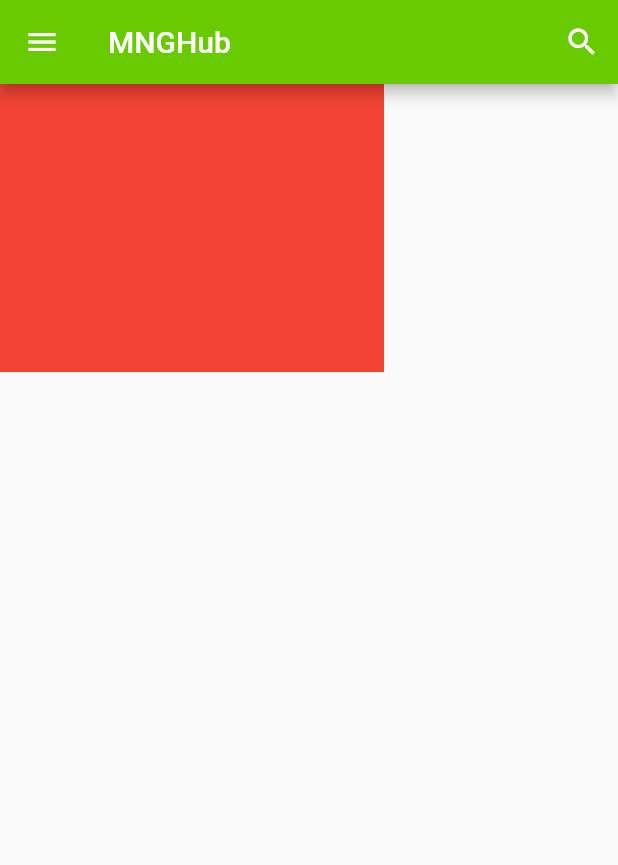
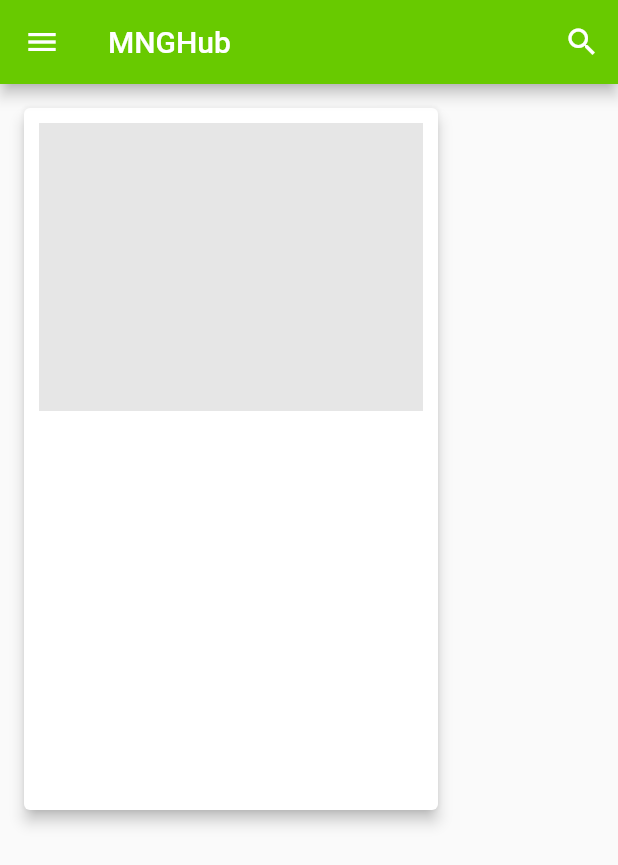
Before and after one commit to satochibi/mng_draw, a Flutter app: the screen it shows after launch, on a phone screen of 412 x 824 dp. Shown: the top 865 px of the screen. Run offline on Flutter 3.47's test engine with Material 2 defaults, Android fonts, the phone set to English and light mode, and no system bars.

Commit message:
artboardのパラメータをいじる、sample_screenでテスト

```diff
--- a/lib/art_board.dart
+++ b/lib/art_board.dart
@@ -9,7 +9,30 @@ import 'package:mng_draw/strokes_model.dart';
 import 'package:mng_draw/fake_device_pixel_ratio_widget.dart';
 
 class ArtBoard extends StatelessWidget {
-  const ArtBoard({Key? key}) : super(key: key);
+  double height;
+  double width;
+  final double aspectRatioW;
+  final double aspectRatioH;
+  final bool isDrawable;
+
+  ArtBoard(
+      {Key? key,
+      this.width = double.infinity,
+      this.height = double.infinity,
+      required this.aspectRatioW,
+      required this.aspectRatioH,
+      required this.isDrawable})
+      : super(key: key) {
+    if (width == double.infinity) {
+      if (height != double.infinity) {
+        width = aspectRatioW * (height / aspectRatioH);
+      }
+    } else if (height == double.infinity) {
+      if (width != double.infinity) {
+        height = aspectRatioH * (width / aspectRatioW);
+      }
+    }
+  }
 
   @override
   Widget build(BuildContext context) {
@@ -18,25 +41,35 @@ class ArtBoard extends StatelessWidget {
     final memo = Provider.of<MemoModel>(context);
     final settings = Provider.of<SettingsModel>(context);
 
+    memo.aspectRatioH = aspectRatioH;
+    memo.aspectRatioW = aspectRatioW;
+
     return FutureBuilder(
       future: strokes.screentoneImage(),
       builder: (context, snapshot) {
-        return Container(
+        return SizedBox(
+          height: height,
+          width: width,
+          child: FakeDevicePixelRatio(
+            fakeDevicePixelRatio: 1.0,
+            child: Container(
               color: PaintColors.outOfRangeBackground,
               child: Align(
-            alignment: Alignment.topCenter,
+                alignment: Alignment.center,
                 child: AspectRatio(
-              aspectRatio: memo.aspectRatio,
-              child: FakeDevicePixelRatio(
-                fakeDevicePixelRatio: 1.0,
+                  aspectRatio: aspectRatioW / aspectRatioH,
                   child: GestureDetector(
-                  onPanDown: (details) =>
-                      strokes.add(settings, memo, pen, details.localPosition),
-                  onPanUpdate: (details) =>
-                      strokes.update(details.localPosition),
+                    onPanDown: (details) => isDrawable
+                        ? strokes.add(
+                            settings, memo, pen, details.localPosition)
+                        : null,
+                    onPanUpdate: (details) => isDrawable
+                        ? strokes.update(details.localPosition)
+                        : null,
                     child: ClipRect(
                       child: CustomPaint(
                         painter: _SamplePainter(memo, strokes),
+                      ),
                     ),
                   ),
                 ),
--- a/lib/edit_screen.dart
+++ b/lib/edit_screen.dart
@@ -83,8 +83,12 @@ class EditScreen extends StatelessWidget {
                     }),
               ],
             ),
-            const Expanded(
-              child: ArtBoard(),
+            Expanded(
+              child: ArtBoard(
+                aspectRatioW: 4,
+                aspectRatioH: 3,
+                isDrawable: true,
+              ),
             ),
           ],
         ),
--- a/lib/main.dart
+++ b/lib/main.dart
@@ -19,7 +19,7 @@ class MyApp extends StatelessWidget {
       providers: [
         ChangeNotifierProvider<PenModel>(create: (_) => PenModel()),
         ChangeNotifierProvider<StrokesModel>(create: (_) => StrokesModel()),
-        ChangeNotifierProvider<MemoModel>(create: (_) => MemoModel(4, 3)),
+        ChangeNotifierProvider<MemoModel>(create: (_) => MemoModel()),
         ChangeNotifierProvider<SettingsModel>(create: (_) => SettingsModel())
       ],
       child: MaterialApp(
--- a/lib/memo_model.dart
+++ b/lib/memo_model.dart
@@ -1,12 +1,11 @@
 import 'package:flutter/widgets.dart';
 
 class MemoModel extends ChangeNotifier {
-  int _aspectRatioW = 4;
-  int _aspectRatioH = 3;
+  double aspectRatioW = 4;
+  double aspectRatioH = 3;
   double canvasScale = 1;
 
-  MemoModel(this._aspectRatioW, this._aspectRatioH);
+  MemoModel();
 
-  double get aspectRatio => _aspectRatioW.toDouble() / _aspectRatioH.toDouble();
-  int get aspectRatioW => _aspectRatioW;
+  double get aspectRatio => aspectRatioW.toDouble() / aspectRatioH.toDouble();
 }
--- a/lib/sample_screen.dart
+++ b/lib/sample_screen.dart
@@ -1,4 +1,5 @@
 import 'package:flutter/material.dart';
+import 'package:mng_draw/art_board.dart';
 
 class SampleScreen extends StatelessWidget {
   const SampleScreen({Key? key}) : super(key: key);
@@ -30,12 +31,25 @@ class SampleScreen extends StatelessWidget {
             },
           ),
         ),
-        body: Container(
-          color: Colors.blue,
-          child: Container(
-            color: Colors.red,
-            width: 256,
-            height: 192,
+        body: SizedBox(
+          height: 500,
+          child: Card(
+            elevation: 4.0,
+            margin: const EdgeInsets.all(16.0),
+            child: Column(
+              crossAxisAlignment: CrossAxisAlignment.center,
+              children: [
+                Container(
+                  padding: const EdgeInsets.all(10),
+                  child: ArtBoard(
+                    height: 192,
+                    aspectRatioW: 4,
+                    aspectRatioH: 3,
+                    isDrawable: false,
+                  ),
+                ),
+              ],
+            ),
           ),
         ));
   }
--- a/lib/strokes_model.dart
+++ b/lib/strokes_model.dart
@@ -7,7 +7,7 @@ import 'package:mng_draw/settings_model.dart';
 
 class StrokesModel extends ChangeNotifier {
   List<Stroke> _strokes = [];
-  MemoModel memo = MemoModel(4, 3);
+  MemoModel memo = MemoModel();
   SettingsModel settings = SettingsModel();
 
   get all => _strokes;
```
Lines whose indentation alone changed are shown as unchanged.
